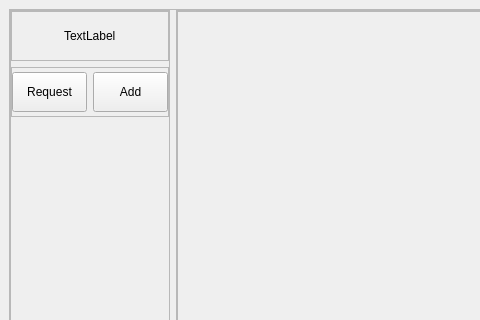
The window that debug_forlder/dbg_main.ui (DoniMassimo/Messagging_App_) describes before a commit, drawn with Qt 5; both pictures show x 0 to 480 and y 0 to 320 of the 652 by 560 pixel window.
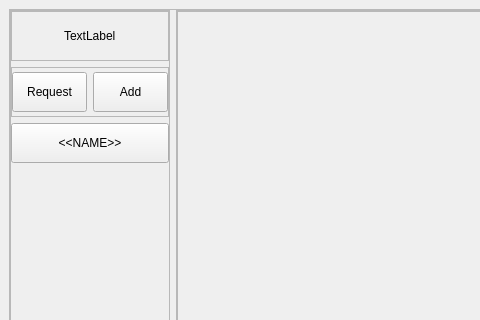
The same window after the commit.

What changed in the file:
```diff
--- a/debug_forlder/dbg_main.ui
+++ b/debug_forlder/dbg_main.ui
@@ -162,6 +162,19 @@
             </layout>
            </widget>
           </item>
+          <item>
+           <widget class="QPushButton" name="_btn_open_chat">
+            <property name="minimumSize">
+             <size>
+              <width>0</width>
+              <height>40</height>
+             </size>
+            </property>
+            <property name="text">
+             <string>&lt;&lt;NAME&gt;&gt;</string>
+            </property>
+           </widget>
+          </item>
           <item>
            <spacer name="verticalSpacer">
             <property name="orientation">
```
